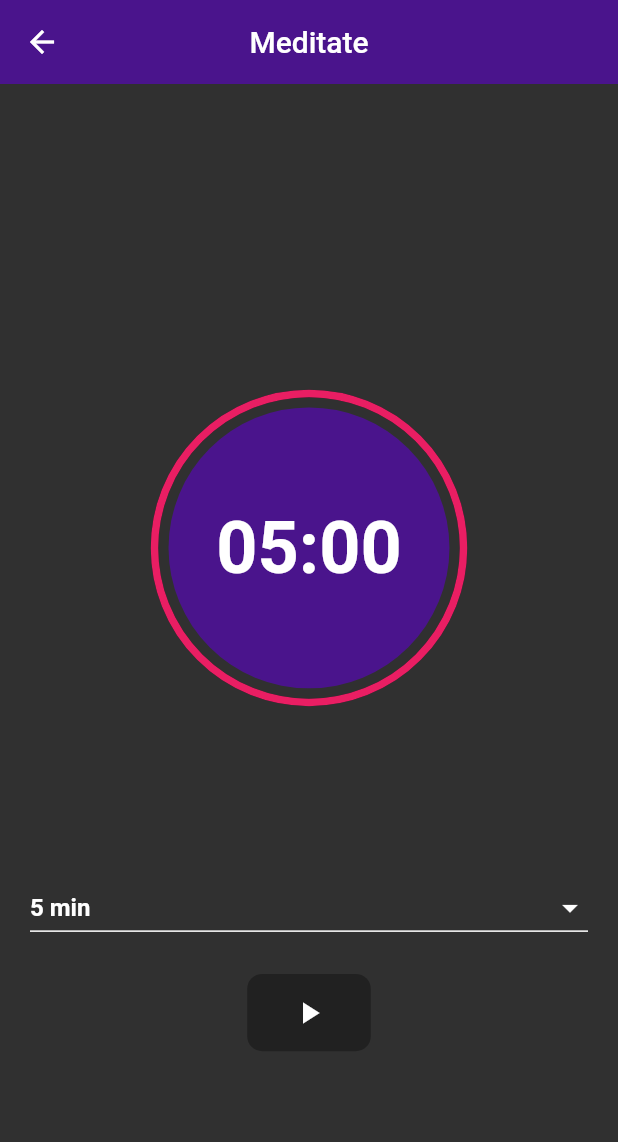
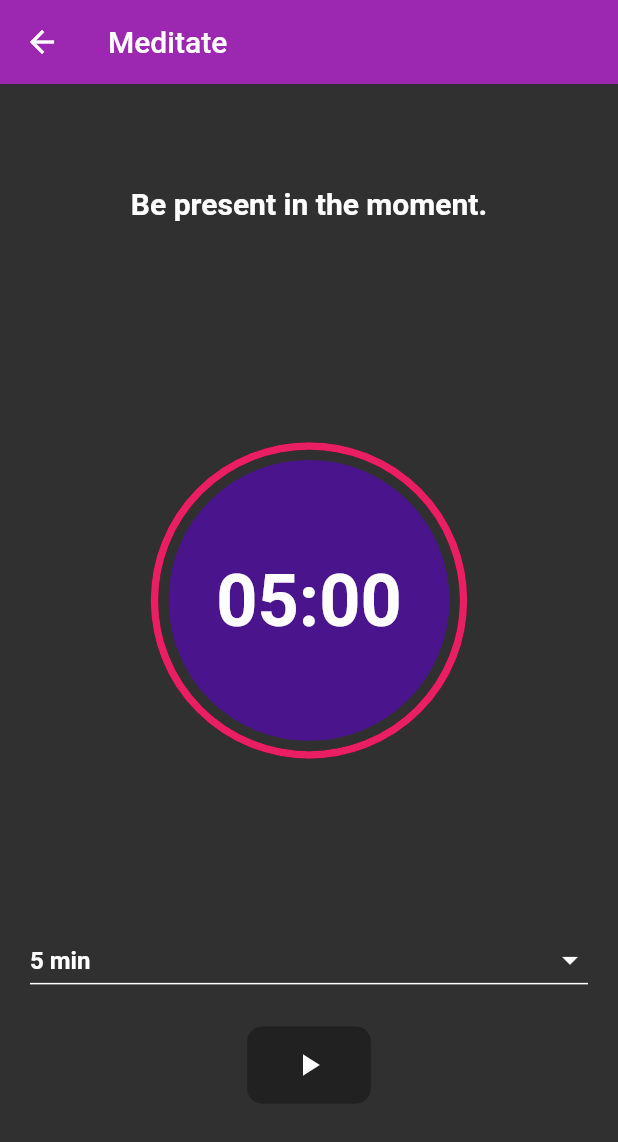
Before and after one commit to yashrathi-git/Serenity, a Flutter app: the MeditationScreen screen opened directly, on a phone screen of 412 x 824 dp. Shown: the top 1142 px of the screen. Run offline on Flutter 3.47's test engine with Material 2 defaults, Android fonts, the phone set to English and light mode, and no system bars; drawn by our look-alikes of animated_text_kit, circular_countdown_timer; our stand-ins replace animate_do, carousel_slider, cloud_firestore, delayed_display, firebase_auth, firebase_core and 8 more; accounts and stored records are empty.

Commit message:
fixed some theme inconsistencies

```diff
--- a/lib/screens/mental_health/meditation_screen.dart
+++ b/lib/screens/mental_health/meditation_screen.dart
@@ -1,3 +1,4 @@
+import 'package:animated_text_kit/animated_text_kit.dart';
 import 'package:just_audio/just_audio.dart';
 import 'package:flutter/material.dart';
 import 'package:circular_countdown_timer/circular_countdown_timer.dart';
@@ -20,6 +21,19 @@ class _MeditationScreenState extends State<MeditationScreen> {
   int selectedTime = 5; // Default time in minutes
 
   final List<int> meditationTimes = [5, 10, 15, 20, 25, 30];
+  final List<String> meditationQuotes = [
+    "Be present in the moment.",
+    "Breathe deeply and let go of tension.",
+    "Find peace within yourself.",
+    "Focus on the present and let go of the past.",
+    "Embrace silence and stillness.",
+    "Cultivate gratitude for the present moment.",
+    "Let your thoughts come and go like passing clouds.",
+    "Connect with your inner wisdom.",
+    "Release judgment and embrace acceptance.",
+    "Allow yourself to simply be.",
+    // Add more quotes as desired
+  ];
 
   // Change Clock button icon and controller
   void switchClockActionButton() async {
@@ -67,8 +81,7 @@ class _MeditationScreenState extends State<MeditationScreen> {
             color: Colors.white,
           ),
         ),
-        centerTitle: true,
-        backgroundColor: Colors.purple.shade900,
+        backgroundColor: Colors.purple,
       ),
       body: Center(
         child: Container(
@@ -76,6 +89,27 @@ class _MeditationScreenState extends State<MeditationScreen> {
           child: Column(
             mainAxisAlignment: MainAxisAlignment.center,
             children: <Widget>[
+              SizedBox(
+                height: 50,
+                child: AnimatedTextKit(
+                  animatedTexts: meditationQuotes.map((quote) {
+                    return RotateAnimatedText(
+                      quote,
+                      textStyle: TextStyle(
+                        fontSize: 20,
+                        fontWeight: FontWeight.bold,
+                        color: Colors.white,
+                      ),
+                      duration: const Duration(seconds: 2),
+                      rotateOut: true,
+                      alignment: Alignment.center,
+                    );
+                  }).toList(),
+                  repeatForever: true,
+                  pause: const Duration(seconds: 1),
+                ),
+              ),
+              SizedBox(height: 20.0),
               CircularCountDownTimer(
                 key: Key(
                     selectedTime.toString()), // Add a key to the timer widget
--- a/lib/screens/physical_health/widgets/menstrual_tracker.dart
+++ b/lib/screens/physical_health/widgets/menstrual_tracker.dart
@@ -159,7 +159,7 @@ class _MenstrualCycleTrackerScreenState
   @override
   Widget build(BuildContext context) {
     return Scaffold(
-      backgroundColor: Colors.black,
+      backgroundColor: Colors.grey[900],
       appBar: AppBar(
         title: const Text(
           'Period Tracking',
--- a/lib/screens/physical_health/widgets/period_advice/exercise_tips.dart
+++ b/lib/screens/physical_health/widgets/period_advice/exercise_tips.dart
@@ -6,7 +6,7 @@ class ExerciseTipsScreen extends StatelessWidget {
   @override
   Widget build(BuildContext context) {
     return Scaffold(
-      backgroundColor: Colors.black,
+      backgroundColor: Colors.grey[900],
       appBar: AppBar(
         title: const Text('Fitness Exercises'),
       ),
@@ -73,7 +73,6 @@ class ExerciseTipsScreen extends StatelessWidget {
               ),
             ],
           ),
-
         ],
       ),
     );
@@ -139,7 +138,6 @@ class ExerciseTipsScreen extends StatelessWidget {
             color: Colors.white,
           ),
         ),
-
         trailing: const Icon(
           Icons.chevron_right,
           color: Colors.white,
--- a/lib/screens/physical_health/widgets/period_advice/food_tips.dart
+++ b/lib/screens/physical_health/widgets/period_advice/food_tips.dart
@@ -6,7 +6,7 @@ class FoodTipsScreen extends StatelessWidget {
   @override
   Widget build(BuildContext context) {
     return Scaffold(
-      backgroundColor: Colors.black, // Dark background color
+      backgroundColor: Colors.grey[900],
       appBar: AppBar(
         title: const Text('Healthy Eating'),
       ),
@@ -73,7 +73,6 @@ class FoodTipsScreen extends StatelessWidget {
               ),
             ],
           ),
-
         ],
       ),
     );
@@ -139,7 +138,6 @@ class FoodTipsScreen extends StatelessWidget {
             color: Colors.white,
           ),
         ),
-
         trailing: const Icon(
           Icons.chevron_right,
           color: Colors.white,
--- a/lib/screens/physical_health/widgets/period_advice/stress_tips.dart
+++ b/lib/screens/physical_health/widgets/period_advice/stress_tips.dart
@@ -6,7 +6,7 @@ class StressTipsScreen extends StatelessWidget {
   @override
   Widget build(BuildContext context) {
     return Scaffold(
-      backgroundColor: Colors.black,
+      backgroundColor: Colors.grey[900],
       appBar: AppBar(
         title: const Text('Stress Management'),
       ),
@@ -69,7 +69,6 @@ class StressTipsScreen extends StatelessWidget {
           ),
         ],
       ),
-
     );
   }
 
@@ -120,7 +119,7 @@ class StressTipsScreen extends StatelessWidget {
           decoration: BoxDecoration(
             borderRadius: BorderRadius.circular(8.0),
             image: DecorationImage(
-              image:AssetImage(imageUrl),
+              image: AssetImage(imageUrl),
               fit: BoxFit.cover,
             ),
           ),
@@ -158,7 +157,7 @@ class StressTipsScreen extends StatelessWidget {
             children: [
               Container(
                 decoration: BoxDecoration(
-                  color: Colors.black,
+                  color: Colors.grey[900],
                   borderRadius: BorderRadius.circular(16.0),
                 ),
                 padding: const EdgeInsets.all(16.0),
--- a/pubspec.yaml
+++ b/pubspec.yaml
@@ -69,7 +69,6 @@ flutter:
   #To add assets to your application, add an assets section, like this:
   assets:
     - assets/images/
-    - assets/music/
   # An image asset can refer to one or more resolution-specific "variants", see
   # https://flutter.dev/assets-and-images/#resolution-aware
   # For details regarding adding assets from package dependencies, see
```
Also changed, not shown: 1 other file.
